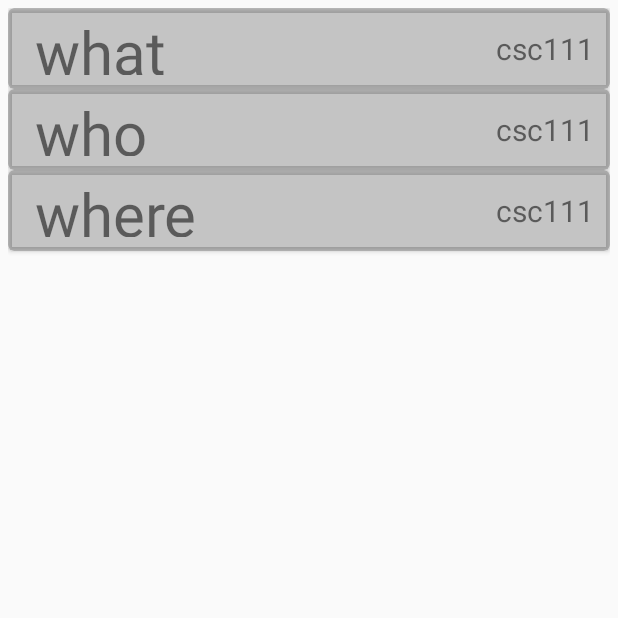
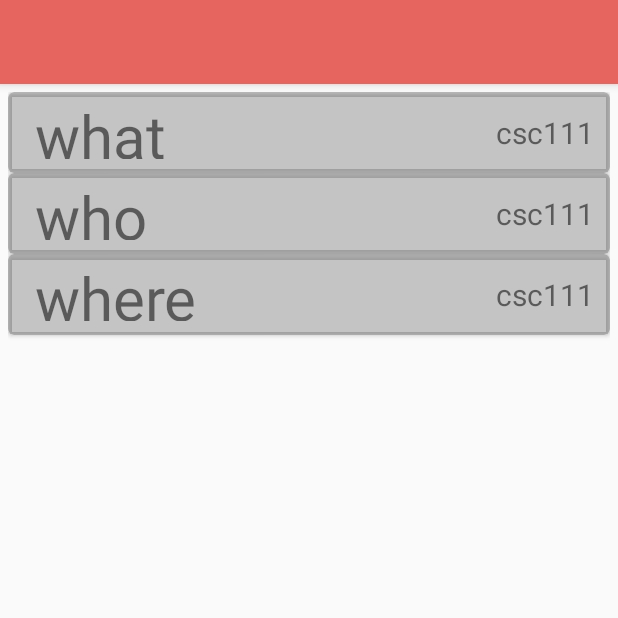
Before and after one commit to Trev32198/schedule_sync_client, an Android app: the ViewZoomList screen opened directly, with no data from a screen before it, on a phone screen of 412 x 824 dp, the top half of it. Run offline under Robolectric (Android 15) with nearby library versions, the phone set to English and light mode, and no system bars; network calls fail.

Commit message:
Update recycler_view.xml

```diff
--- a/app/src/main/res/layout/recycler_view.xml
+++ b/app/src/main/res/layout/recycler_view.xml
@@ -5,9 +5,24 @@
     android:layout_width="match_parent"
     android:layout_height="match_parent"
     >
+    <com.google.android.material.appbar.AppBarLayout
+        android:layout_width="match_parent"
+        android:layout_height="wrap_content"
+        android:id="@+id/toolbarSearchHolder"
+
+        android:theme="@style/AppTheme.AppBarOverlay">
+
+        <androidx.appcompat.widget.Toolbar
+            android:layout_width="match_parent"
+            android:layout_height="?attr/actionBarSize"
+            android:id="@+id/toolbarSearch"
+            android:background="#E7655F"
+            app:popupTheme="@style/AppTheme.PopupOverlay" />
+    </com.google.android.material.appbar.AppBarLayout>
 
     <androidx.recyclerview.widget.RecyclerView
         android:id="@+id/recycler_view"
+        android:layout_below="@id/toolbarSearchHolder"
         android:layout_width="match_parent"
         android:layout_height="match_parent"
         android:padding="5dp"
```
